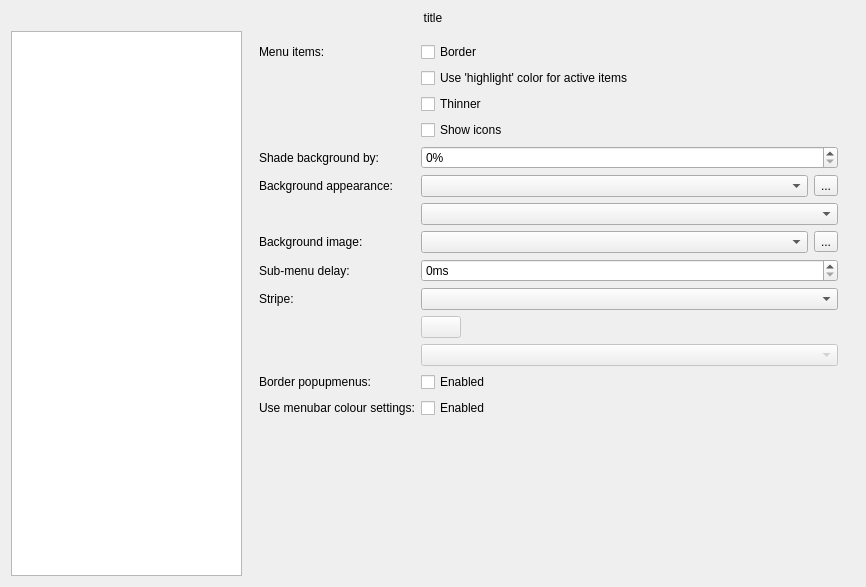
Qt form qt5/config/qtcurveconfigbase.ui (KDE/qtcurve) before a commit.
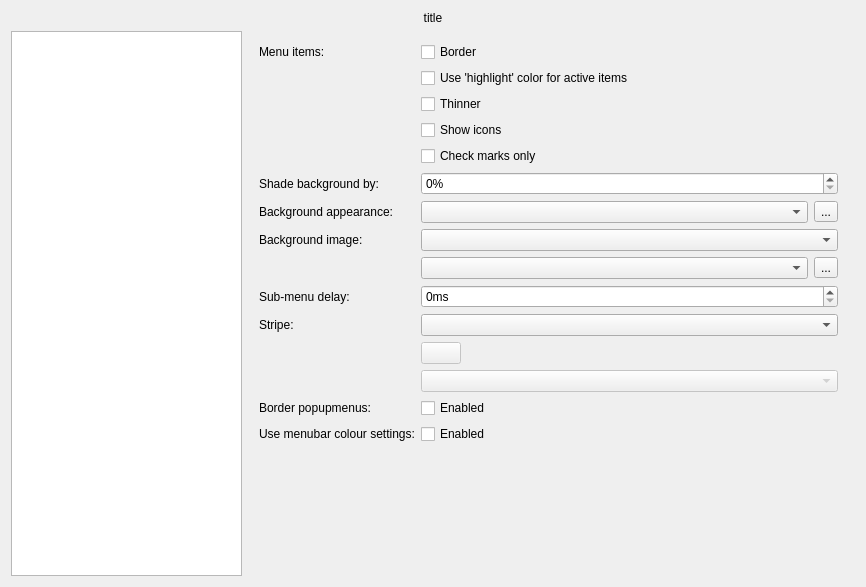
The same form after that commit. The open tabs and pages were chosen to show the change. Custom widgets are drawn as their Qt base class.

Patch:
```diff
--- a/qt5/config/qtcurveconfigbase.ui
+++ b/qt5/config/qtcurveconfigbase.ui
@@ -3143,14 +3143,24 @@
          </property>
         </widget>
        </item>
-       <item row="4" column="0">
+       <item row="4" column="1">
+        <widget class="QCheckBox" name="onlyTicksInMenu">
+         <property name="toolTip">
+          <string>&lt;p&gt;If enabled, checked menu items get only a check mark instead of a checkbox or radiobutton.</string>
+         </property>
+         <property name="text">
+          <string>Check marks only</string>
+         </property>
+        </widget>
+       </item>
+       <item row="5" column="0">
         <widget class="QLabel" name="label_26">
          <property name="text">
           <string>Shade background by:</string>
          </property>
         </widget>
        </item>
-       <item row="4" column="1">
+       <item row="5" column="1">
         <widget class="QSpinBox" name="lighterPopupMenuBgnd">
          <property name="toolTip">
           <string>&lt;p&gt;Defines the amount by which the popup menu background will be lightened (or darkened).</string>
@@ -3160,14 +3170,14 @@
          </property>
         </widget>
        </item>
-       <item row="5" column="0">
+       <item row="6" column="0">
         <widget class="QLabel" name="label_75">
          <property name="text">
           <string>Background appearance:</string>
          </property>
         </widget>
        </item>
-       <item row="5" column="1">
+       <item row="6" column="1">
         <layout class="QHBoxLayout" name="horizontalLayout_6">
          <item>
           <widget class="QComboBox" name="menuBgndAppearance">
@@ -3185,7 +3195,7 @@
          </item>
         </layout>
        </item>
-       <item row="6" column="1">
+       <item row="7" column="1">
         <widget class="QComboBox" name="menuBgndGrad">
          <property name="toolTip">
           <string>&lt;p&gt;Defines background gradient orientation.</string>
@@ -3199,7 +3209,7 @@
          </property>
         </widget>
        </item>
-       <item row="7" column="1">
+       <item row="8" column="1">
         <layout class="QHBoxLayout" name="horizontalLayout_7">
          <item>
           <widget class="QComboBox" name="menuBgndImage">
@@ -3218,14 +3228,14 @@
          </item>
         </layout>
        </item>
-       <item row="8" column="0">
+       <item row="9" column="0">
         <widget class="QLabel" name="label_45">
          <property name="text">
           <string>Sub-menu delay:</string>
          </property>
         </widget>
        </item>
-       <item row="8" column="1">
+       <item row="9" column="1">
         <widget class="QSpinBox" name="menuDelay">
          <property name="toolTip">
           <string>&lt;p&gt;Defines the delay before a sub-menu appears.</string>
@@ -3238,21 +3248,21 @@
          </property>
         </widget>
        </item>
-       <item row="9" column="0">
+       <item row="10" column="0">
         <widget class="QLabel" name="label_44">
          <property name="text">
           <string>Stripe:</string>
          </property>
         </widget>
        </item>
-       <item row="9" column="1">
+       <item row="10" column="1">
         <widget class="QComboBox" name="menuStripe">
          <property name="toolTip">
           <string>&lt;p&gt;Defines the coloration of the menu-stripe that will be drawn on the left of popup menus - but only if this option is not set to 'none'.</string>
          </property>
         </widget>
        </item>
-       <item row="10" column="1">
+       <item row="11" column="1">
         <widget class="KColorButton" name="customMenuStripeColor">
          <property name="enabled">
           <bool>false</bool>
@@ -3268,7 +3278,7 @@
          </property>
         </widget>
        </item>
-       <item row="11" column="1">
+       <item row="12" column="1">
         <widget class="QComboBox" name="menuStripeAppearance">
          <property name="enabled">
           <bool>false</bool>
@@ -3278,14 +3288,14 @@
          </property>
         </widget>
        </item>
-       <item row="12" column="0">
+       <item row="13" column="0">
         <widget class="QLabel" name="label_61">
          <property name="text">
           <string>Border popupmenus:</string>
          </property>
         </widget>
        </item>
-       <item row="12" column="1">
+       <item row="13" column="1">
         <widget class="QCheckBox" name="popupBorder">
          <property name="toolTip">
           <string>&lt;p&gt;If enabled, the whole popup menu will have a border, otherwise no border will be drawn. This option should be enabled unless you have also enabled shadows in your window manager.</string>
@@ -3295,14 +3305,14 @@
          </property>
         </widget>
        </item>
-       <item row="13" column="0">
+       <item row="14" column="0">
         <widget class="QLabel" name="label_97">
          <property name="text">
           <string>Use menubar colour settings:</string>
          </property>
         </widget>
        </item>
-       <item row="13" column="1">
+       <item row="14" column="1">
         <widget class="QCheckBox" name="shadePopupMenu">
          <property name="text">
           <string>Enabled</string>
```
Left out of the diff: 147 changed lines with no effect on the pictures.
